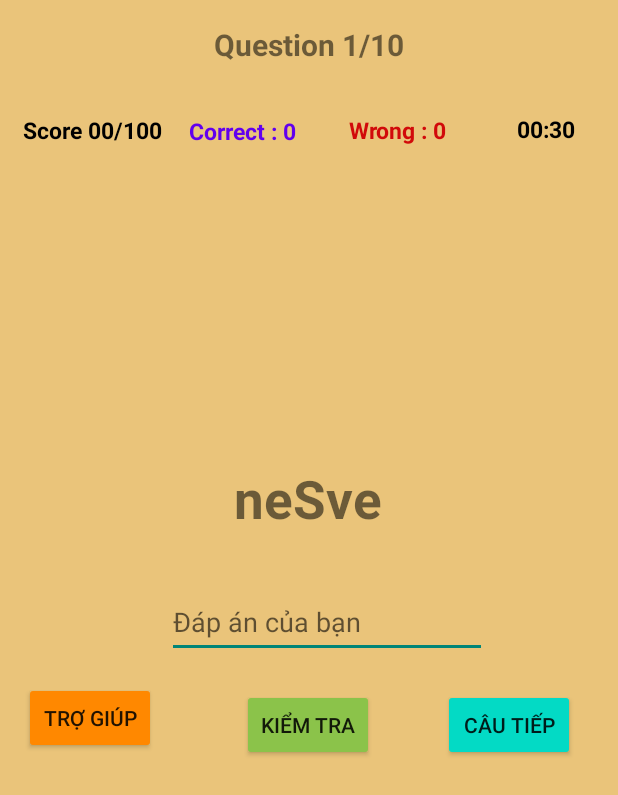
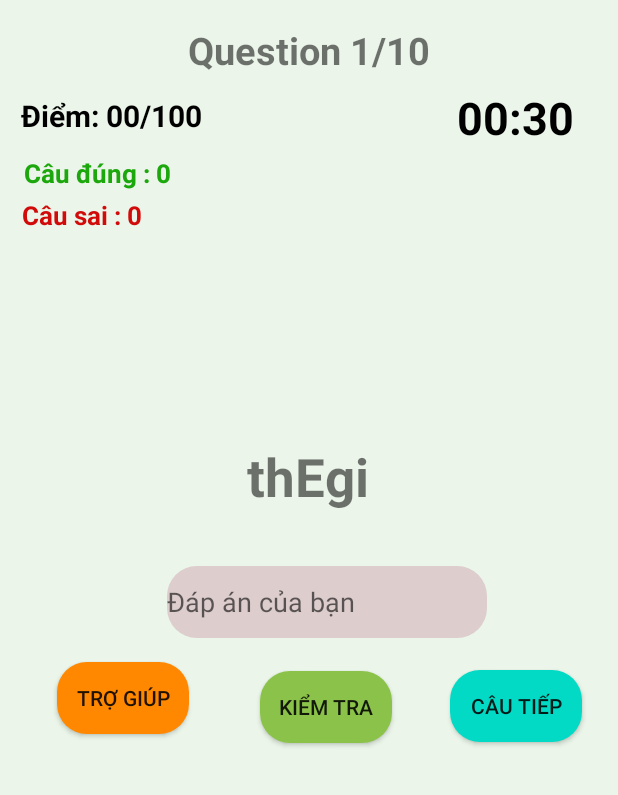
Before and after one commit to PhuTNPH17442/QuizzApp, an Android app: the MainActivity2 screen opened directly, with no data from a screen before it, on a phone screen of 412 x 824 dp. Shown: the top 795 px of the screen. Run offline under Robolectric (Android 15) with nearby library versions, the phone set to English and light mode, and no system bars.

Commit message:
tranvankien commit

```diff
--- a/app/src/main/java/com/example/quizzapp/guessword/MainActivity2.java
+++ b/app/src/main/java/com/example/quizzapp/guessword/MainActivity2.java
@@ -23,7 +23,7 @@ import java.util.Random;
 
 public class MainActivity2 extends AppCompatActivity {
     String[] question = new String[]{"Animals", "Singapore", "United", "Vegetable", "Pigs", "One", "Two", "Three", "Four",
-            "Six", "Seven", "Eight", "Night", "Ten", "Eleven", "ConCac", "Football"
+            "Six", "Seven", "Eight", "Night", "Ten", "Eleven", "Football"
     };
     String que;
     Random random;
@@ -32,9 +32,11 @@ public class MainActivity2 extends AppCompatActivity {
     EditText edYourAnswer;
     Button btnCheck, btnShow, btnNext;
 
+    //audio
     private PlayAudioForAnswer playAudioForAnswer;
     int FLAG = 0;
 
+    //tính điểm,câu đúng,sai
     private int correctAns = 0, wrongAns = 0;
     int score = 0;
 
@@ -78,7 +80,7 @@ public class MainActivity2 extends AppCompatActivity {
                 if (edYourAnswer.getText().toString().equals("")) {
                     Toast.makeText(getApplicationContext(), "Bạn chưa điền đáp án !!!", Toast.LENGTH_SHORT).show();
                 } else if (edYourAnswer.getText().toString().equalsIgnoreCase(que)) {
-
+                    //dialog đáp án đúng
                     Dialog dialog = new Dialog(MainActivity2.this);
                     dialog.setContentView(R.layout.correct_dialog);
                     TextView text = dialog.findViewById(R.id.tv_score);
@@ -86,9 +88,11 @@ public class MainActivity2 extends AppCompatActivity {
 
                     Button hide = dialog.findViewById(R.id.btn_correct_dialog);
                     correctAns++;
-                    txtCauDung.setText("Cau dung :" + String.valueOf(correctAns));
+                    txtCauDung.setText("Câu đúng :" + String.valueOf(correctAns));
+                    //set audio
                     FLAG = 1;
                     playAudioForAnswer.setAudioForAnswer(FLAG);
+                    //set điểm
                     score += 20;
                     txtDiem.setText("Điểm: " + String.valueOf(score));
                     dialog.show();
@@ -112,7 +116,7 @@ public class MainActivity2 extends AppCompatActivity {
                     FLAG = 2;
                     playAudioForAnswer.setAudioForAnswer(FLAG);
                     wrongAns++;
-                    txtCauSai.setText("Cau sai" + String.valueOf(wrongAns));
+                    txtCauSai.setText("Câu sai:" + String.valueOf(wrongAns));
                     dialog.show();
                     hide.setOnClickListener(new View.OnClickListener() {
                         @Override
--- a/app/src/main/res/layout/activity_main2.xml
+++ b/app/src/main/res/layout/activity_main2.xml
@@ -5,7 +5,7 @@
     android:id="@+id/linearLayout"
     android:layout_width="match_parent"
     android:layout_height="match_parent"
-    android:background="#EAC47A"
+    android:background="#2AA0DC90"
     android:gravity="center"
     tools:context=".guessword.MainActivity2">
 
@@ -16,7 +16,7 @@
         android:layout_height="wrap_content"
         android:layout_marginTop="16dp"
         android:text="Question 1/10"
-        android:textSize="20dp"
+        android:textSize="25dp"
         android:textStyle="bold"
         app:layout_constraintEnd_toEndOf="parent"
         app:layout_constraintStart_toStartOf="parent"
@@ -26,48 +26,48 @@
         android:id="@+id/txtDiem"
         android:layout_width="wrap_content"
         android:layout_height="wrap_content"
-        android:text="Score 00/100"
+        android:text="Điểm: 00/100"
         android:textColor="@color/black"
-        android:textSize="15dp"
+        android:textSize="20dp"
         android:textStyle="bold"
         app:layout_constraintBottom_toTopOf="@+id/txtCorrectAnswer"
         app:layout_constraintEnd_toEndOf="parent"
         app:layout_constraintHorizontal_bias="0.049"
         app:layout_constraintStart_toStartOf="parent"
         app:layout_constraintTop_toBottomOf="@+id/txtCauHoi"
-        app:layout_constraintVertical_bias="0.485" />
+        app:layout_constraintVertical_bias="0.14" />
 
     <TextView
         android:id="@+id/txtSLCauDung"
         android:layout_width="wrap_content"
         android:layout_height="wrap_content"
         android:layout_marginTop="32dp"
-        android:text="Correct : 0"
-        android:textColor="@color/purple_500"
-        android:textSize="15dp"
+        android:text="Câu đúng : 0"
+        android:textColor="#1CA80C"
+        android:textSize="17dp"
         android:textStyle="bold"
         app:layout_constraintBottom_toTopOf="@+id/txtCorrectAnswer"
         app:layout_constraintEnd_toEndOf="parent"
-        app:layout_constraintHorizontal_bias="0.369"
+        app:layout_constraintHorizontal_bias="0.052"
         app:layout_constraintStart_toStartOf="parent"
         app:layout_constraintTop_toBottomOf="@+id/txtCauHoi"
-        app:layout_constraintVertical_bias="0.029" />
+        app:layout_constraintVertical_bias="0.323" />
 
     <TextView
         android:id="@+id/txtCauSai"
         android:layout_width="wrap_content"
         android:layout_height="wrap_content"
         android:layout_marginTop="32dp"
-        android:text="Wrong : 0"
+        android:text="Câu sai : 0"
         android:textColor="#D10A0A"
-        android:textSize="15dp"
+        android:textSize="17dp"
         android:textStyle="bold"
         app:layout_constraintBottom_toTopOf="@+id/txtCorrectAnswer"
         app:layout_constraintEnd_toEndOf="parent"
-        app:layout_constraintHorizontal_bias="0.672"
+        app:layout_constraintHorizontal_bias="0.045"
         app:layout_constraintStart_toStartOf="parent"
         app:layout_constraintTop_toBottomOf="@+id/txtCauHoi"
-        app:layout_constraintVertical_bias="0.027" />
+        app:layout_constraintVertical_bias="0.764" />
 
     <TextView
         android:id="@+id/txtTime"
@@ -76,26 +76,26 @@
         android:layout_marginTop="24dp"
         android:text="00:30"
         android:textColor="@color/black"
-        android:textSize="15dp"
+        android:textSize="30dp"
         android:textStyle="bold"
         app:layout_constraintBottom_toTopOf="@+id/txtCorrectAnswer"
         app:layout_constraintEnd_toEndOf="parent"
-        app:layout_constraintHorizontal_bias="0.618"
+        app:layout_constraintHorizontal_bias="0.878"
         app:layout_constraintStart_toEndOf="@+id/txtCauSai"
         app:layout_constraintTop_toTopOf="parent"
-        app:layout_constraintVertical_bias="0.597" />
+        app:layout_constraintVertical_bias="0.323" />
 
     <TextView
         android:id="@+id/txtCorrectAnswer"
         android:layout_width="wrap_content"
         android:layout_height="wrap_content"
-        android:layout_marginTop="88dp"
+        android:layout_marginTop="120dp"
         android:text="Đáp án đúng là"
         android:textSize="35dp"
         android:textStyle="bold"
         android:visibility="invisible"
         app:layout_constraintEnd_toEndOf="parent"
-        app:layout_constraintHorizontal_bias="0.497"
+        app:layout_constraintHorizontal_bias="0.502"
         app:layout_constraintStart_toStartOf="parent"
         app:layout_constraintTop_toBottomOf="@+id/txtCauHoi" />
 
@@ -103,7 +103,7 @@
         android:id="@+id/txtRightAnswer"
         android:layout_width="wrap_content"
         android:layout_height="wrap_content"
-        android:layout_marginTop="32dp"
+        android:layout_marginTop="4dp"
         android:text="TextView"
         android:textSize="35dp"
         android:textStyle="bold"
@@ -125,9 +125,11 @@
         app:layout_constraintHorizontal_bias="0.498"
         app:layout_constraintStart_toStartOf="parent"
         app:layout_constraintTop_toBottomOf="@+id/txtRightAnswer"
-        app:layout_constraintVertical_bias="0.098" />
+        app:layout_constraintVertical_bias="0.048" />
 
     <EditText
+        android:backgroundTint="#DDCDCD"
+        android:background="@drawable/custombutton"
         android:id="@+id/edYourAnswer"
         android:layout_width="wrap_content"
         android:layout_height="wrap_content"
@@ -143,6 +145,7 @@
         app:layout_constraintVertical_bias="0.083" />
 
     <Button
+        android:background="@drawable/custombutton"
         android:id="@+id/btnShow"
         android:layout_width="wrap_content"
         android:layout_height="wrap_content"
@@ -151,7 +154,7 @@
         android:text="Trợ Giúp"
         app:layout_constraintBottom_toBottomOf="parent"
         app:layout_constraintEnd_toEndOf="parent"
-        app:layout_constraintHorizontal_bias="0.049"
+        app:layout_constraintHorizontal_bias="0.117"
         app:layout_constraintStart_toStartOf="parent"
         app:layout_constraintTop_toBottomOf="@+id/edYourAnswer"
         app:layout_constraintVertical_bias="0.0" />
@@ -160,16 +163,18 @@
         android:id="@+id/btnCheck"
         android:layout_width="wrap_content"
         android:layout_height="wrap_content"
+        android:background="@drawable/custombutton"
         android:backgroundTint="#8BC34A"
         android:text="Kiểm Tra"
         app:layout_constraintBottom_toBottomOf="parent"
         app:layout_constraintEnd_toEndOf="parent"
-        app:layout_constraintHorizontal_bias="0.262"
+        app:layout_constraintHorizontal_bias="0.238"
         app:layout_constraintStart_toEndOf="@+id/btnShow"
         app:layout_constraintTop_toBottomOf="@+id/edYourAnswer"
-        app:layout_constraintVertical_bias="0.061" />
+        app:layout_constraintVertical_bias="0.062" />
 
     <Button
+        android:background="@drawable/custombutton"
         android:id="@+id/btnNext"
         android:layout_width="wrap_content"
         android:layout_height="wrap_content"
```
